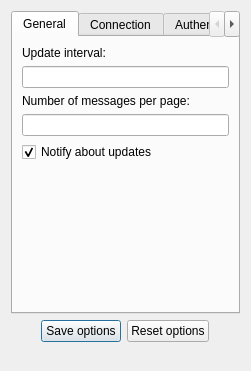
Qt form trunk/src/OptionsDialog.ui (asolfre/qwit) before a commit.
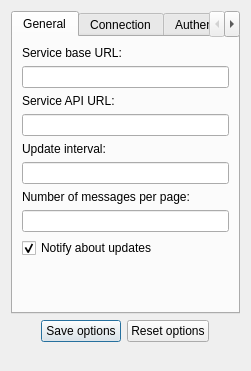
The same form after that commit.

Commit message: Added Twitter-compatible services support

```diff
--- a/trunk/src/OptionsDialog.ui
+++ b/trunk/src/OptionsDialog.ui
@@ -27,6 +27,26 @@
         <layout class="QGridLayout" >
          <item row="0" column="0" >
           <layout class="QVBoxLayout" >
+           <item>
+            <widget class="QLabel" name="label_5" >
+             <property name="text" >
+              <string>Service base URL:</string>
+             </property>
+            </widget>
+           </item>
+           <item>
+            <widget class="QLineEdit" name="serviceBaseURLLineEdit" />
+           </item>
+           <item>
+            <widget class="QLabel" name="label_10" >
+             <property name="text" >
+              <string>Service API URL:</string>
+             </property>
+            </widget>
+           </item>
+           <item>
+            <widget class="QLineEdit" name="serviceAPIURLLineEdit" />
+           </item>
            <item>
             <widget class="QLabel" name="label_3" >
              <property name="text" >
```
The commit also changes 12 other files.
